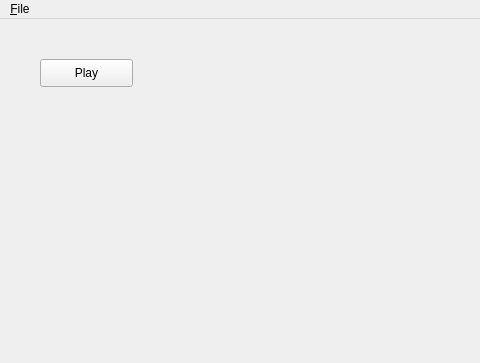
Qt form music_player/MusicPlayer.ui (HSU-S21-CS232/P03-mc683) before a commit; both pictures show x 0 to 480 and y 0 to 363 of the 725 by 363 pixel window.
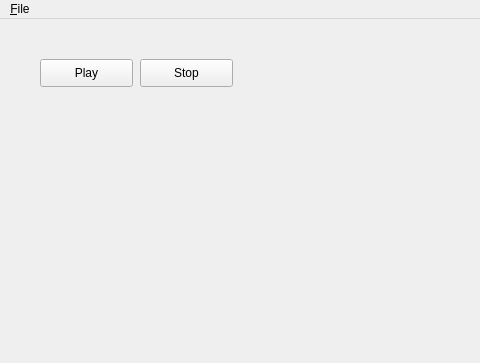
The same form after that commit.

Commit message: Added stop button.

What changed in the file:
```diff
--- a/music_player/MusicPlayer.ui
+++ b/music_player/MusicPlayer.ui
@@ -27,6 +27,19 @@
      <string>Play</string>
     </property>
    </widget>
+   <widget class="QPushButton" name="stop_button">
+    <property name="geometry">
+     <rect>
+      <x>140</x>
+      <y>40</y>
+      <width>93</width>
+      <height>28</height>
+     </rect>
+    </property>
+    <property name="text">
+     <string>Stop</string>
+    </property>
+   </widget>
   </widget>
   <widget class="QMenuBar" name="menubar">
    <property name="geometry">
```
Left out of the diff: 2 changed lines with no effect on the pictures.
